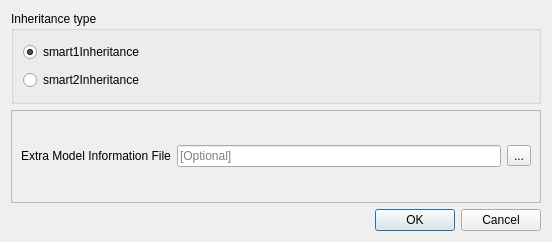
Qt form projectgenerator/ui/ili2db_options.ui (opengisch/QgisModelBaker) before a commit.
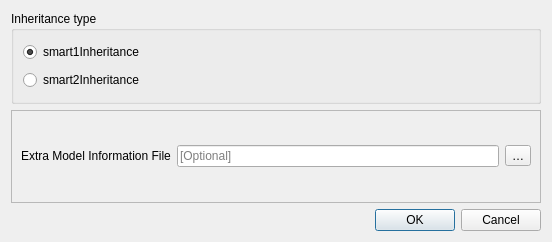
The same form after that commit.

```diff
--- a/projectgenerator/ui/ili2db_options.ui
+++ b/projectgenerator/ui/ili2db_options.ui
@@ -95,7 +95,7 @@
          <string>Browse TOML files</string>
         </property>
         <property name="text">
-         <string>...</string>
+         <string>…</string>
         </property>
        </widget>
       </item>
```
